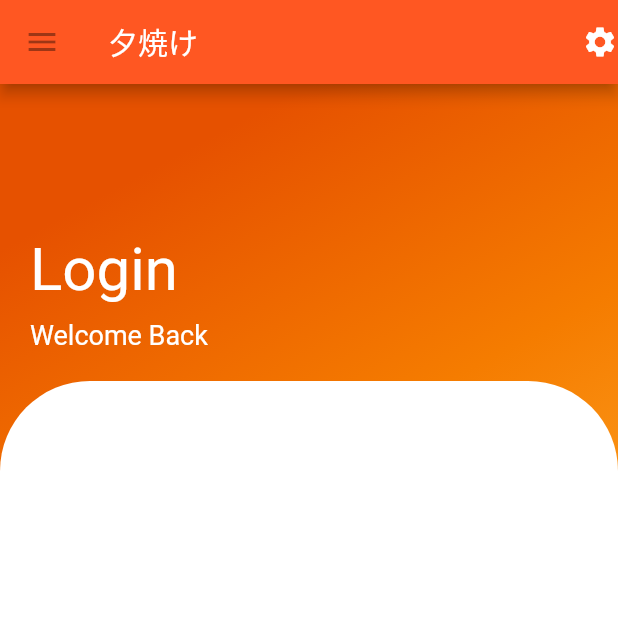
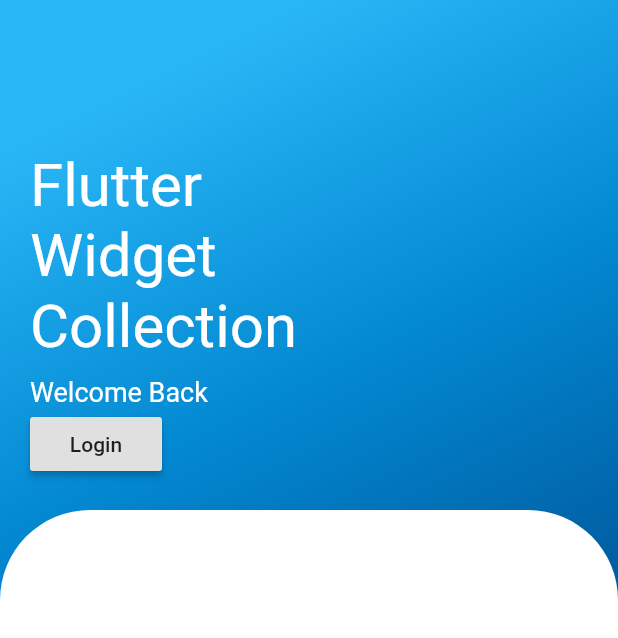
Before and after one commit to Channelsu/gradation, a Flutter app: the screen it shows after launch, on a phone screen of 412 x 824 dp. Shown: the top 638 px of the screen. Run offline on Flutter 3.47's test engine with Material 2 defaults, Android fonts, the phone set to English and light mode, and no system bars.

Commit message:
ログインボタン追記

```diff
--- a/lib/main.dart
+++ b/lib/main.dart
@@ -1,4 +1,5 @@
 import 'package:flutter/material.dart';
+import 'package:gradation/widget_list_page.dart';
 
 void main() => runApp(
   MaterialApp(
@@ -12,23 +13,23 @@ class HomePage extends StatelessWidget {
   @override
   Widget build(BuildContext context) {
     return Scaffold(
-      appBar: AppBar(
-        title: Text('夕焼け'),
-        backgroundColor: Colors.deepOrange,
-        leading: IconButton(icon: Icon(Icons.menu), onPressed: null),
-        actions: <Widget>[
-          Icon(Icons.settings)
-        ],
-      ),
+      // appBar: AppBar(
+      //   title: Text('夕焼け'),
+      //   backgroundColor: Colors.deepOrange,
+      //   leading: IconButton(icon: Icon(Icons.menu), onPressed: null),
+      //   actions: <Widget>[
+      //     Icon(Icons.settings)
+      //   ],
+      // ),
       body: Container(
         width: double.infinity,
         decoration: BoxDecoration(
           gradient: LinearGradient(
             begin: Alignment.topCenter,
             colors: [
-              Colors.orange[900],
-              Colors.orange[700],
-              Colors.orange[400],
+              Colors.lightBlue[400],
+              Colors.lightBlue[700],
+              Colors.lightBlue[900],
             ]
           )
         ),
@@ -41,9 +42,19 @@ class HomePage extends StatelessWidget {
               child: Column(
                 crossAxisAlignment: CrossAxisAlignment.start,
                 children: <Widget>[
-                  Text('Login', style: TextStyle(color: Colors.white, fontSize: 40),),
+                  Text('Flutter', style: TextStyle(color: Colors.white, fontSize: 40),),
+                  Text('Widget', style: TextStyle(color: Colors.white, fontSize: 40),),
+                  Text('Collection', style: TextStyle(color: Colors.white, fontSize: 40),),
                   SizedBox(height: 10,),
                   Text('Welcome Back', style: TextStyle(color: Colors.white, fontSize: 18),),
+                  RaisedButton(
+                    child: Text('Login'),
+                    onPressed: () {
+                      Navigator.push(context, MaterialPageRoute(
+                        builder: (context) => WidgetListPage(),
+                      ));
+                    },
+                  ),
                 ],
               ),
             ),
```
